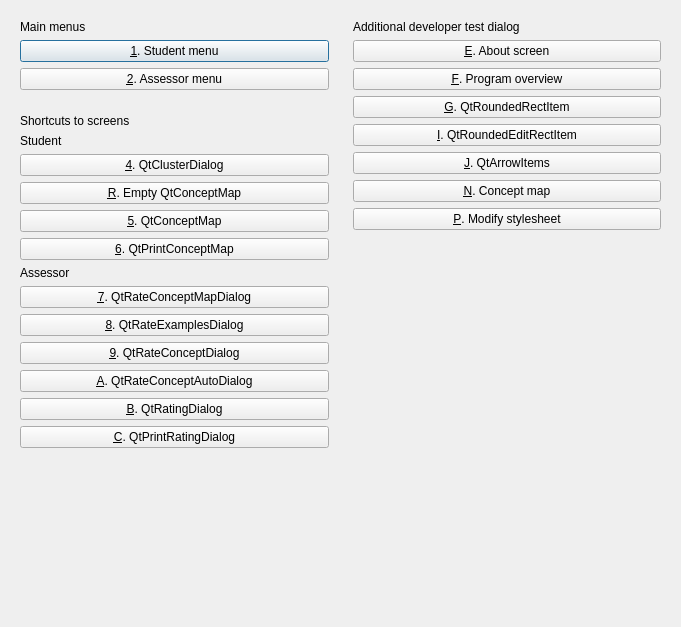
Qt form qtbrainweavermenudialog.ui (richelbilderbeek/BrainWeaver) before a commit.
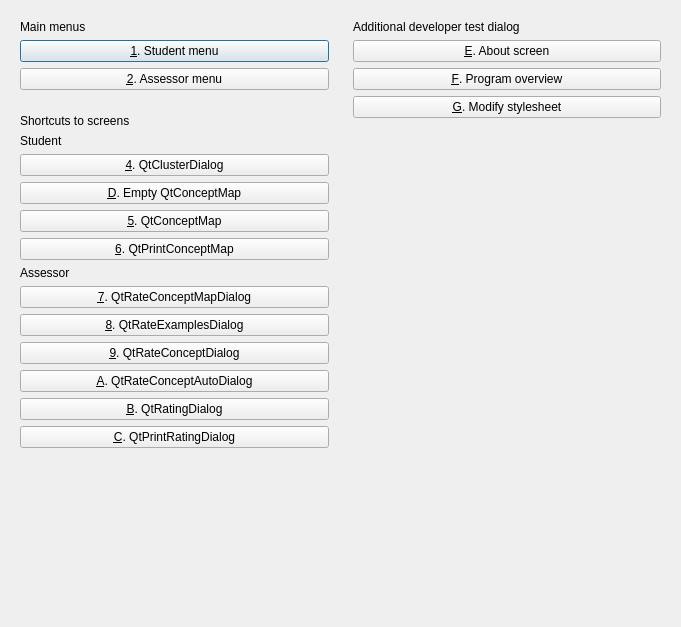
The same form after that commit. Icons and pictures are not drawn.

Diff of the .ui file:
```diff
--- a/qtbrainweavermenudialog.ui
+++ b/qtbrainweavermenudialog.ui
@@ -78,41 +78,10 @@
         </property>
        </widget>
       </item>
-      <item>
-       <widget class="QPushButton" name="button_test_qtroundedrectitem">
-        <property name="text">
-         <string>&amp;G. QtRoundedRectItem</string>
-        </property>
-       </widget>
-      </item>
-      <item>
-       <widget class="QPushButton" name="button_test_qtroundededitrectitem">
-        <property name="text">
-         <string>&amp;I. QtRoundedEditRectItem</string>
-        </property>
-       </widget>
-      </item>
-      <item>
-       <widget class="QPushButton" name="button_test_arrowitems">
-        <property name="text">
-         <string>&amp;J. QtArrowItems</string>
-        </property>
-       </widget>
-      </item>
-      <item>
-       <widget class="QPushButton" name="button_test_conceptmaps">
-        <property name="enabled">
-         <bool>true</bool>
-        </property>
-        <property name="text">
-         <string>&amp;N. Concept map</string>
-        </property>
-       </widget>
-      </item>
       <item>
        <widget class="QPushButton" name="button_modify_stylesheet">
         <property name="text">
-         <string>&amp;P. Modify stylesheet</string>
+         <string>&amp;G. Modify stylesheet</string>
         </property>
        </widget>
       </item>
@@ -159,7 +128,7 @@
       <item>
        <widget class="QPushButton" name="button_empty_qtconceptmap">
         <property name="text">
-         <string>&amp;R. Empty QtConceptMap</string>
+         <string>&amp;D. Empty QtConceptMap</string>
         </property>
        </widget>
       </item>
```
Left out of the diff: 3 changed lines with no effect on the pictures.
